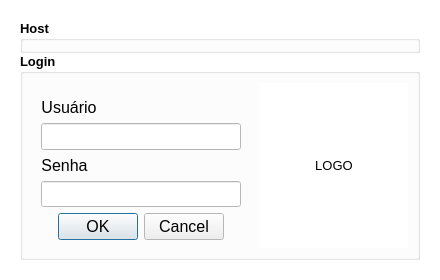
Klubas/Projeto-SOAD, file Resources/UI/LoginDialog.ui: the form before one commit.
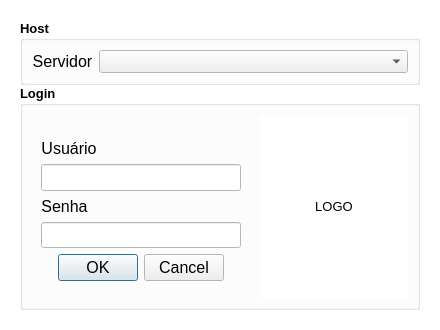
The form after the commit.

```diff
--- a/Resources/UI/LoginDialog.ui
+++ b/Resources/UI/LoginDialog.ui
@@ -7,7 +7,7 @@
     <x>0</x>
     <y>0</y>
     <width>440</width>
-    <height>280</height>
+    <height>330</height>
    </rect>
   </property>
   <property name="sizePolicy">
@@ -25,7 +25,7 @@
   <property name="maximumSize">
    <size>
     <width>440</width>
-    <height>500</height>
+    <height>330</height>
    </size>
   </property>
   <property name="palette">
@@ -148,7 +148,7 @@
           </property>
           <layout class="QFormLayout" name="formLayout_2">
            <property name="bottomMargin">
-            <number>0</number>
+            <number>9</number>
            </property>
            <item row="0" column="0">
             <widget class="QLabel" name="label_servidor">
@@ -376,8 +376,8 @@
                  <rect>
                   <x>0</x>
                   <y>0</y>
-                  <width>146</width>
-                  <height>163</height>
+                  <width>142</width>
+                  <height>177</height>
                  </rect>
                 </property>
                 <property name="inputMethodHints">
```
